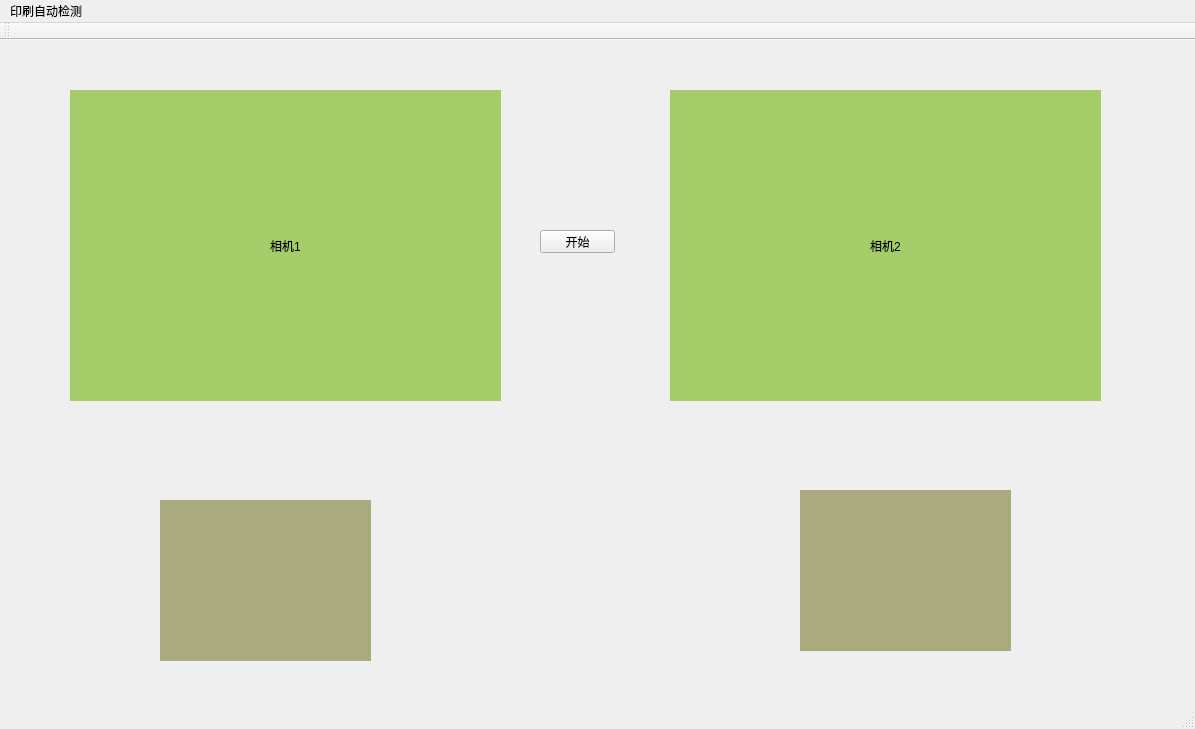
Above: Lens_Ring/mainwindow.ui from MacavityT/LensRing before the change. Below: the same form after it.
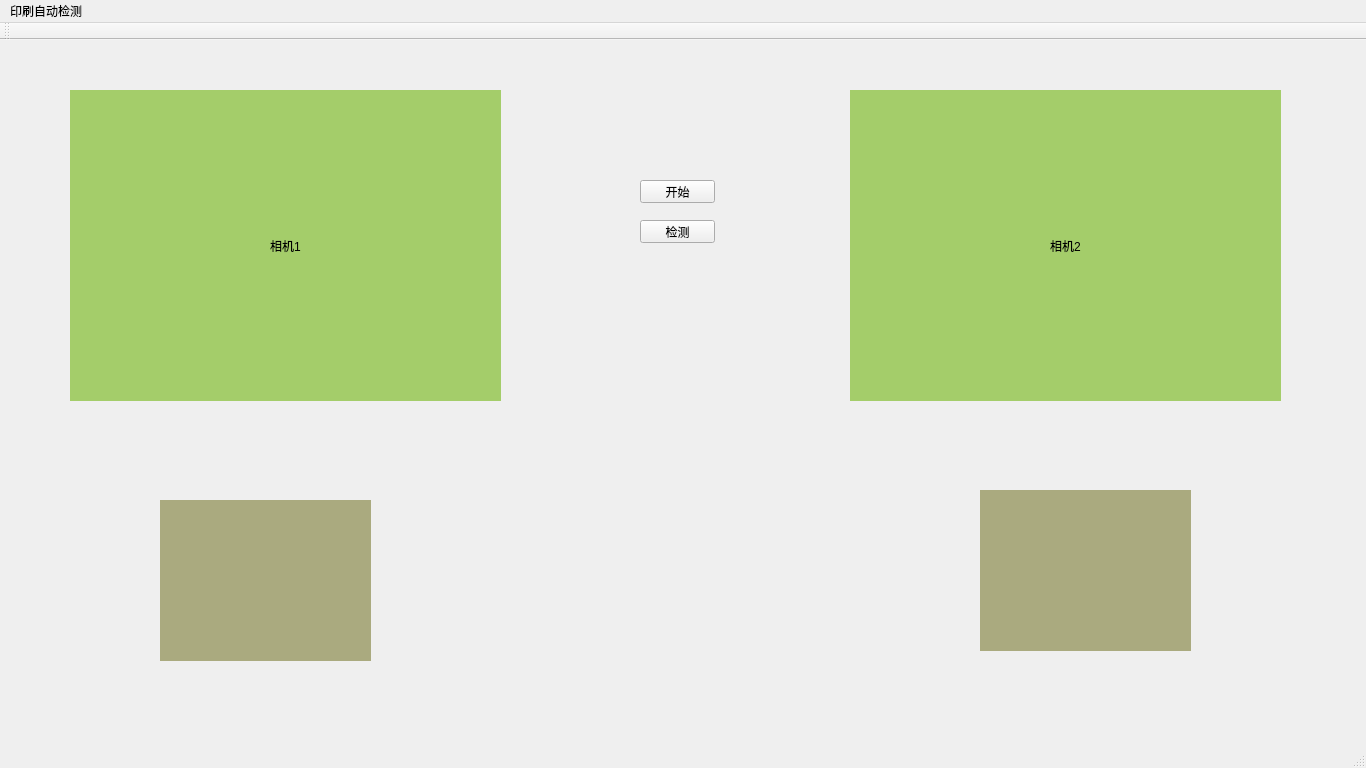
That is the form after the change.

```diff
--- a/Lens_Ring/mainwindow.ui
+++ b/Lens_Ring/mainwindow.ui
@@ -6,8 +6,8 @@
    <rect>
     <x>0</x>
     <y>0</y>
-    <width>1195</width>
-    <height>729</height>
+    <width>1366</width>
+    <height>768</height>
    </rect>
   </property>
   <property name="windowTitle">
@@ -37,7 +37,7 @@
    <widget class="QLabel" name="label_2">
     <property name="geometry">
      <rect>
-      <x>800</x>
+      <x>980</x>
       <y>450</y>
       <width>211</width>
       <height>161</height>
@@ -77,7 +77,7 @@
    <widget class="QLabel" name="label_4">
     <property name="geometry">
      <rect>
-      <x>670</x>
+      <x>850</x>
       <y>50</y>
       <width>431</width>
       <height>311</height>
@@ -97,8 +97,8 @@
    <widget class="QPushButton" name="START">
     <property name="geometry">
      <rect>
-      <x>540</x>
-      <y>190</y>
+      <x>640</x>
+      <y>140</y>
       <width>75</width>
       <height>23</height>
      </rect>
@@ -107,13 +107,26 @@
      <string>开始</string>
     </property>
    </widget>
+   <widget class="QPushButton" name="DETECTION">
+    <property name="geometry">
+     <rect>
+      <x>640</x>
+      <y>180</y>
+      <width>75</width>
+      <height>23</height>
+     </rect>
+    </property>
+    <property name="text">
+     <string>检测</string>
+    </property>
+   </widget>
   </widget>
   <widget class="QMenuBar" name="menuBar">
    <property name="geometry">
     <rect>
      <x>0</x>
      <y>0</y>
-     <width>1195</width>
+     <width>1366</width>
      <height>23</height>
     </rect>
    </property>
```
